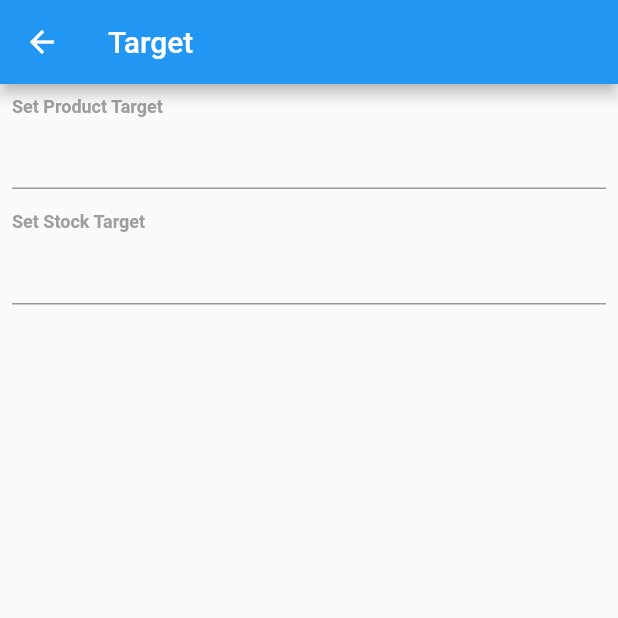
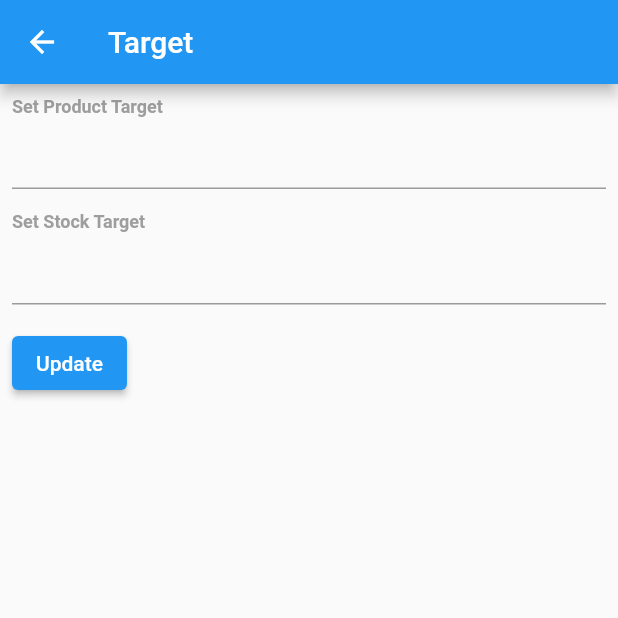
Before and after one commit to sabin-nepal/chiyapasal, a Flutter app: the TargetScreen screen opened by its route, on a phone screen of 412 x 824 dp, the top half of it. Run offline on Flutter 3.47's test engine with Material 2 defaults, Android fonts, the phone set to English and light mode, and no system bars; our stand-ins replace cloud_firestore, firebase_auth, firebase_core, firebase_storage, image_picker, syncfusion_flutter_calendar and 1 more; accounts and stored records are empty.

Commit message:
target data add and fetch

```diff
--- a/lib/src/ui/screen/target_screen.dart
+++ b/lib/src/ui/screen/target_screen.dart
@@ -1,9 +1,9 @@
 import 'package:chiyapasal/src/core/res/sizes.dart';
 import 'package:chiyapasal/src/core/res/styles.dart';
+import 'package:chiyapasal/src/services/other_service.dart';
 import 'package:flutter/material.dart';
 
 class TargetScreen extends StatefulWidget {
-
   const TargetScreen({Key? key}) : super(key: key);
 
   @override
@@ -11,16 +11,40 @@ class TargetScreen extends StatefulWidget {
 }
 
 class _TargetScreenState extends State<TargetScreen> {
+  final _formKey = GlobalKey<FormState>();
+  final _productTargetController = TextEditingController();
+  final _stockTargetController = TextEditingController();
+
+  @override
+  void initState() {
+    super.initState();
+    _fetchData();
+  }
+
+  _fetchData() async {
+    var target = await OtherService().fetchTarget();
+    _productTargetController.text = target['productTarget'].toString();
+    _stockTargetController.text = target['stockTarget'].toString();
+  }
+
+  void _saveData() async {
+    if (_formKey.currentState!.validate()) {
+      await OtherService().saveTarget(
+          product: int.parse(_productTargetController.text),
+          stock: int.parse(_stockTargetController.text));
+    }
+  }
+
   @override
   Widget build(BuildContext context) {
-    final _productTargetController = TextEditingController();
-    final _stockTargetController = TextEditingController();
     return Scaffold(
       appBar: AppBar(
         title: const Text("Target"),
       ),
       body: Padding(
         padding: const EdgeInsets.all(AppSizes.padding),
+        child: Form(
+          key: _formKey,
           child: Column(
             crossAxisAlignment: CrossAxisAlignment.start,
             children: [
@@ -28,20 +52,30 @@ class _TargetScreenState extends State<TargetScreen> {
                 "Set Product Target",
                 style: boldTitleText,
               ),
-            TextField(
+              TextFormField(
                 controller: _productTargetController,
                 keyboardType: TextInputType.number,
+                validator: (val) => val!.isEmpty ? 'Please Add Data' : null,
               ),
               const SizedBox(height: 15),
               const Text(
                 "Set Stock Target",
                 style: boldTitleText,
               ),
-            TextField(
+              TextFormField(
                 controller: _stockTargetController,
                 keyboardType: TextInputType.number,
-            )
+                validator: (val) => val!.isEmpty ? 'Please Add Data' : null,
+              ),
+              const SizedBox(
+                height: 15,
+              ),
+              ElevatedButton(
+                child: const Text("Update"),
+                onPressed: _saveData,
+              ),
             ],
+          ),
         ),
       ),
     );
```
Also changed, not shown: lib/src/services/other_service.dart (+14 -4 lines), lib/src/ui/shared/drawer.dart (+14 -1 lines). Lines whose indentation alone changed are shown as unchanged.
